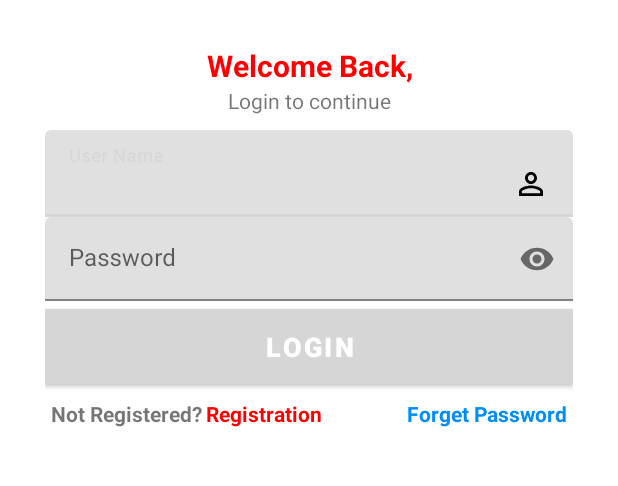
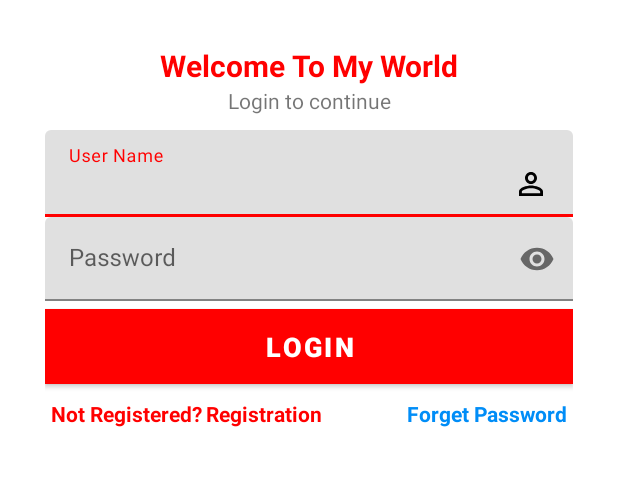
Before and after one commit to emonrait/kotlinAuthenticationToken, an Android app: the layout activity_main.xml on its own in the app's theme, with its tools: preview values and no code run, on a phone screen of 412 x 824 dp, the part 557-1043 px from its top. Run offline under Robolectric (Android 15) with nearby library versions, the phone set to English and light mode, and no system bars.

```diff
--- a/app/src/main/res/layout/activity_main.xml
+++ b/app/src/main/res/layout/activity_main.xml
@@ -27,7 +27,7 @@
         android:layout_width="match_parent"
         android:layout_height="wrap_content"
         android:gravity="center_vertical|center_horizontal|clip_horizontal"
-        android:text="Welcome Back,"
+        android:text="Welcome To My World"
         android:textColor="@color/colorAccent"
         android:textSize="20sp"
         android:textStyle="bold" />
@@ -118,6 +118,7 @@
                     android:layout_height="match_parent"
                     android:gravity="center_vertical|center_horizontal|right"
                     android:text="Not Registered? "
+                    android:textColor="@color/colorAccent"
                     android:textStyle="bold" />
 
                 <TextView
--- a/app/src/main/res/values-night/themes.xml
+++ b/app/src/main/res/values-night/themes.xml
@@ -1,13 +1,13 @@
 <resources xmlns:tools="http://schemas.android.com/tools">
     <!-- Base application theme. -->
-    <style name="Theme.TokenGenerateCheck" parent="Theme.MaterialComponents.DayNight.DarkActionBar">
+    <style name="Theme.TokenGenerateCheck" parent="Theme.MaterialComponents.DayNight.NoActionBar">
         <!-- Primary brand color. -->
-        <item name="colorPrimary">@color/purple_200</item>
-        <item name="colorPrimaryVariant">@color/purple_700</item>
+        <item name="colorPrimary">@color/blue_600</item>
+        <item name="colorPrimaryVariant">@color/colorPrimary</item>
         <item name="colorOnPrimary">@color/black</item>
         <!-- Secondary brand color. -->
-        <item name="colorSecondary">@color/teal_200</item>
-        <item name="colorSecondaryVariant">@color/teal_200</item>
+        <item name="colorSecondary">@color/colorAccent</item>
+        <item name="colorSecondaryVariant">@color/cash_out_color</item>
         <item name="colorOnSecondary">@color/black</item>
         <!-- Status bar color. -->
         <item name="android:statusBarColor" tools:targetApi="l">?attr/colorPrimaryVariant</item>
--- a/app/src/main/res/values/themes.xml
+++ b/app/src/main/res/values/themes.xml
@@ -1,13 +1,13 @@
 <resources xmlns:tools="http://schemas.android.com/tools">
     <!-- Base application theme. -->
-    <style name="Theme.TokenGenerateCheck" parent="Theme.MaterialComponents.DayNight.DarkActionBar">
+    <style name="Theme.TokenGenerateCheck" parent="Theme.MaterialComponents.DayNight.NoActionBar">
         <!-- Primary brand color. -->
-        <item name="colorPrimary">@color/purple_500</item>
-        <item name="colorPrimaryVariant">@color/purple_700</item>
+        <item name="colorPrimary">@color/colorAccent</item>
+        <item name="colorPrimaryVariant">@color/colorPrimary</item>
         <item name="colorOnPrimary">@color/white</item>
         <!-- Secondary brand color. -->
-        <item name="colorSecondary">@color/teal_200</item>
-        <item name="colorSecondaryVariant">@color/teal_700</item>
+        <item name="colorSecondary">@color/blue_600</item>
+        <item name="colorSecondaryVariant">@color/cash_out_color</item>
         <item name="colorOnSecondary">@color/black</item>
         <!-- Status bar color. -->
         <item name="android:statusBarColor" tools:targetApi="l">?attr/colorPrimaryVariant</item>
```
Also changed, not shown: app/build.gradle (+12 -0 lines), app/src/main/java/com/example/tokengeneratecheck/datamodel/TokenDataM.kt (added, +25 -0 lines), app/src/main/java/com/example/tokengeneratecheck/requestmodel/TokenRequestM.kt (added, +9 -0 lines), app/src/main/java/com/example/tokengeneratecheck/retrofit/Api.kt (added, +19 -0 lines), app/src/main/java/com/example/tokengeneratecheck/retrofit/ApiService.kt (added, +31 -0 lines).
